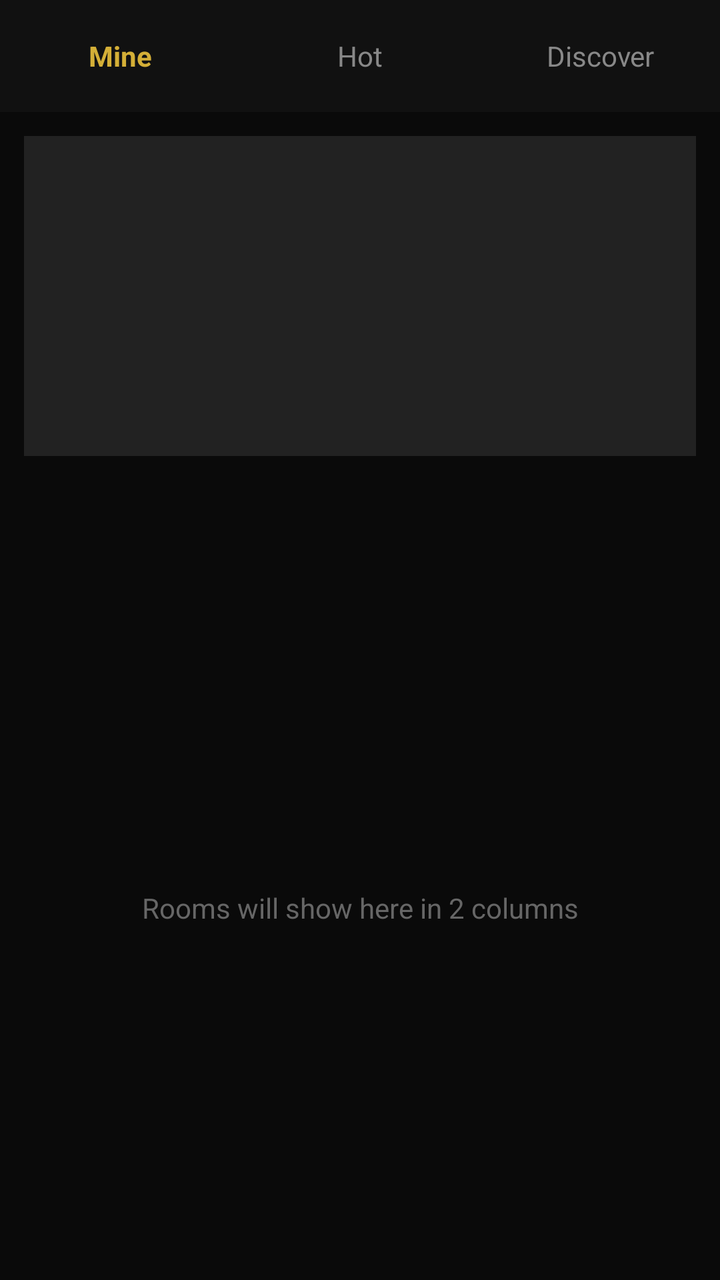
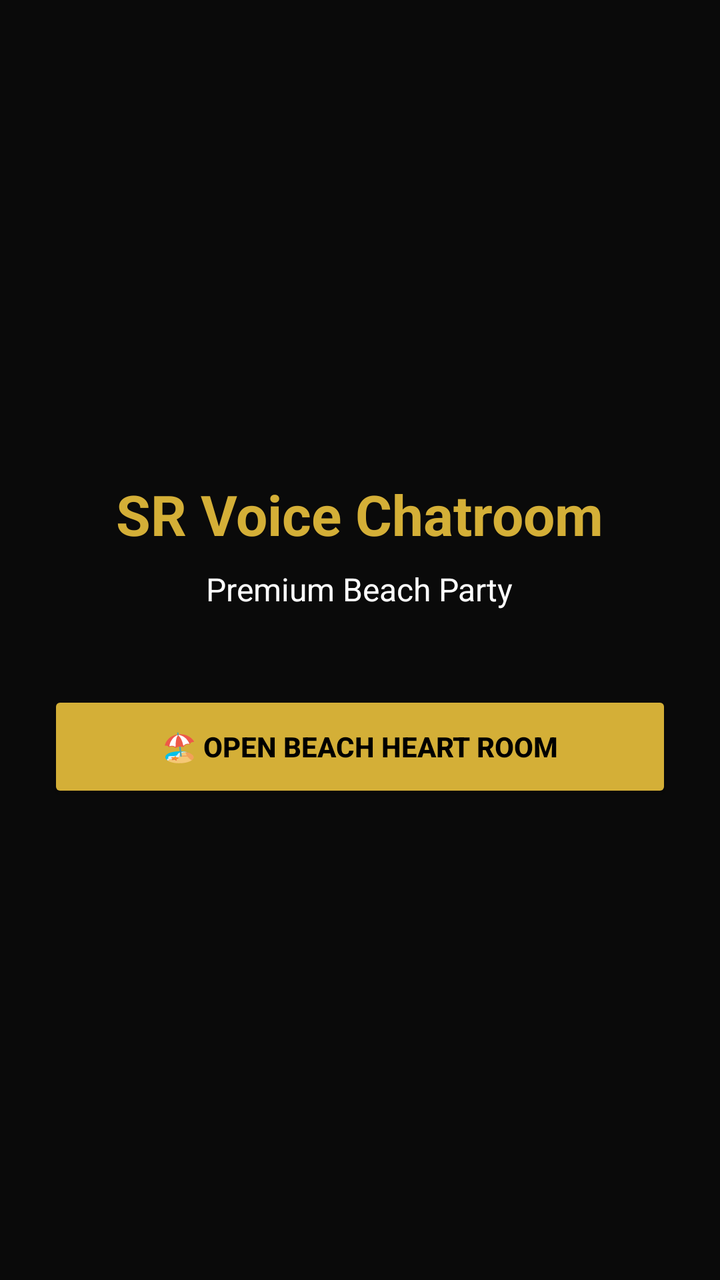

Screens rendered from an Android XML layout before and after an edit, with the pre-edit source and the edit as a unified diff.
<!-- AndroidManifest.xml: application theme Theme.AppCompat.DayNight.NoActionBar -->
<!-- res/layout/activity_main.xml -->
<?xml version="1.0" encoding="utf-8"?>
<LinearLayout xmlns:android="http://schemas.android.com/apk/res/android"
    android:layout_width="match_parent"
    android:layout_height="match_parent"
    android:background="#0A0A0A"
    android:orientation="vertical">

    <LinearLayout android:layout_width="match_parent" android:layout_height="56dp" android:orientation="horizontal" android:gravity="center" android:background="#111111">
        <TextView android:layout_width="0dp" android:layout_height="wrap_content" android:layout_weight="1" android:text="Mine" android:textColor="#D4AF37" android:textStyle="bold" android:gravity="center"/>
        <TextView android:layout_width="0dp" android:layout_height="wrap_content" android:layout_weight="1" android:text="Hot" android:textColor="#888888" android:gravity="center"/>
        <TextView android:layout_width="0dp" android:layout_height="wrap_content" android:layout_weight="1" android:text="Discover" android:textColor="#888888" android:gravity="center"/>
    </LinearLayout>

    <View android:layout_width="match_parent" android:layout_height="160dp" android:layout_margin="12dp" android:background="#222222" />

    <HorizontalScrollView android:layout_width="match_parent" android:layout_height="wrap_content">
        <LinearLayout android:layout_width="wrap_content" android:layout_height="wrap_content" android:orientation="horizontal" android:padding="8dp">
            <TextView android:text="Family" android:layout_margin="6dp" android:background="#222222" android:padding="12dp" android:textColor="#D4AF37"/>
            <TextView android:text="CP" android:layout_margin="6dp" android:background="#222222" android:padding="12dp" android:textColor="#FFFFFF"/>
            <TextView android:text="Weekly Star" android:layout_margin="6dp" android:background="#222222" android:padding="12dp" android:textColor="#FFFFFF"/>
            <TextView android:text="Best" android:layout_margin="6dp" android:background="#222222" android:padding="12dp" android:textColor="#FFFFFF"/>
            <TextView android:text="New" android:layout_margin="6dp" android:background="#222222" android:padding="12dp" android:textColor="#FFFFFF"/>
        </LinearLayout>
    </HorizontalScrollView>

    <TextView android:layout_width="match_parent" android:layout_height="match_parent" android:text="Rooms will show here in 2 columns" android:textColor="#666666" android:gravity="center"/>

</LinearLayout>
<!-- resources referenced by this layout -->
<resources>

</resources>

<!-- the commit's change to res/layout/activity_main.xml (unified diff, before → after) -->
@@ -3,26 +3,13 @@
     android:layout_width="match_parent"
     android:layout_height="match_parent"
     android:background="#0A0A0A"
-    android:orientation="vertical">
+    android:orientation="vertical"
+    android:gravity="center"
+    android:padding="24dp">
 
-    <LinearLayout android:layout_width="match_parent" android:layout_height="56dp" android:orientation="horizontal" android:gravity="center" android:background="#111111">
-        <TextView android:layout_width="0dp" android:layout_height="wrap_content" android:layout_weight="1" android:text="Mine" android:textColor="#D4AF37" android:textStyle="bold" android:gravity="center"/>
-        <TextView android:layout_width="0dp" android:layout_height="wrap_content" android:layout_weight="1" android:text="Hot" android:textColor="#888888" android:gravity="center"/>
-        <TextView android:layout_width="0dp" android:layout_height="wrap_content" android:layout_weight="1" android:text="Discover" android:textColor="#888888" android:gravity="center"/>
-    </LinearLayout>
+    <TextView android:layout_width="wrap_content" android:layout_height="wrap_content" android:text="SR Voice Chatroom" android:textColor="#D4AF37" android:textSize="28sp" android:textStyle="bold"/>
+    <TextView android:layout_width="wrap_content" android:layout_height="wrap_content" android:layout_marginTop="8dp" android:text="Premium Beach Party" android:textColor="#FFFFFF" android:textSize="16sp"/>
 
-    <View android:layout_width="match_parent" android:layout_height="160dp" android:layout_margin="12dp" android:background="#222222" />
-
-    <HorizontalScrollView android:layout_width="match_parent" android:layout_height="wrap_content">
-        <LinearLayout android:layout_width="wrap_content" android:layout_height="wrap_content" android:orientation="horizontal" android:padding="8dp">
-            <TextView android:text="Family" android:layout_margin="6dp" android:background="#222222" android:padding="12dp" android:textColor="#D4AF37"/>
-            <TextView android:text="CP" android:layout_margin="6dp" android:background="#222222" android:padding="12dp" android:textColor="#FFFFFF"/>
-            <TextView android:text="Weekly Star" android:layout_margin="6dp" android:background="#222222" android:padding="12dp" android:textColor="#FFFFFF"/>
-            <TextView android:text="Best" android:layout_margin="6dp" android:background="#222222" android:padding="12dp" android:textColor="#FFFFFF"/>
-            <TextView android:text="New" android:layout_margin="6dp" android:background="#222222" android:padding="12dp" android:textColor="#FFFFFF"/>
-        </LinearLayout>
-    </HorizontalScrollView>
-
-    <TextView android:layout_width="match_parent" android:layout_height="match_parent" android:text="Rooms will show here in 2 columns" android:textColor="#666666" android:gravity="center"/>
+    <Button android:id="@+id/btnOpenRoom" android:layout_width="match_parent" android:layout_height="56dp" android:layout_marginTop="40dp" android:text="🏖️ Open Beach Heart Room" android:backgroundTint="#D4AF37" android:textColor="#000000" android:textStyle="bold"/>
 
 </LinearLayout>
